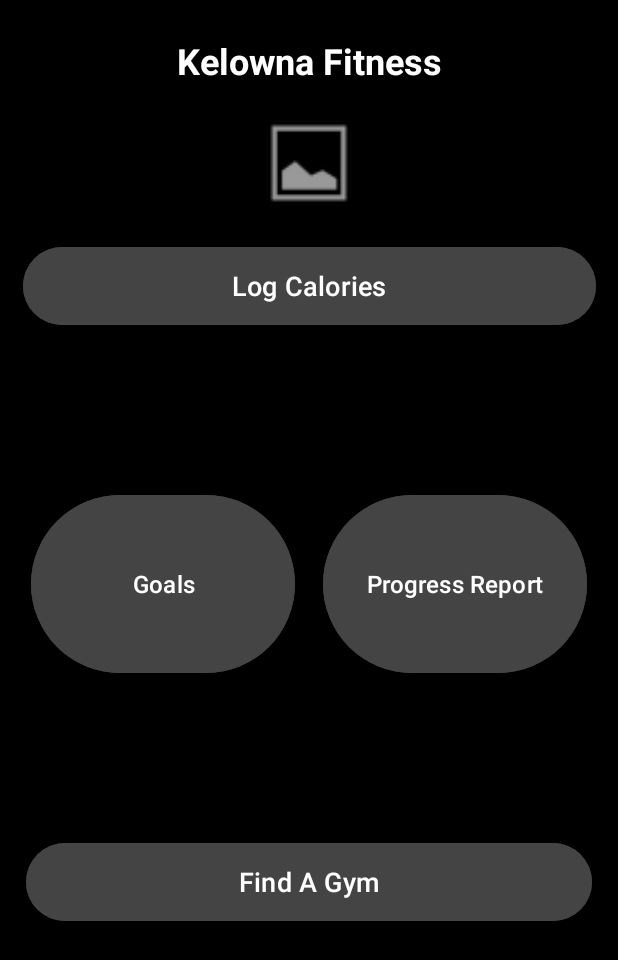
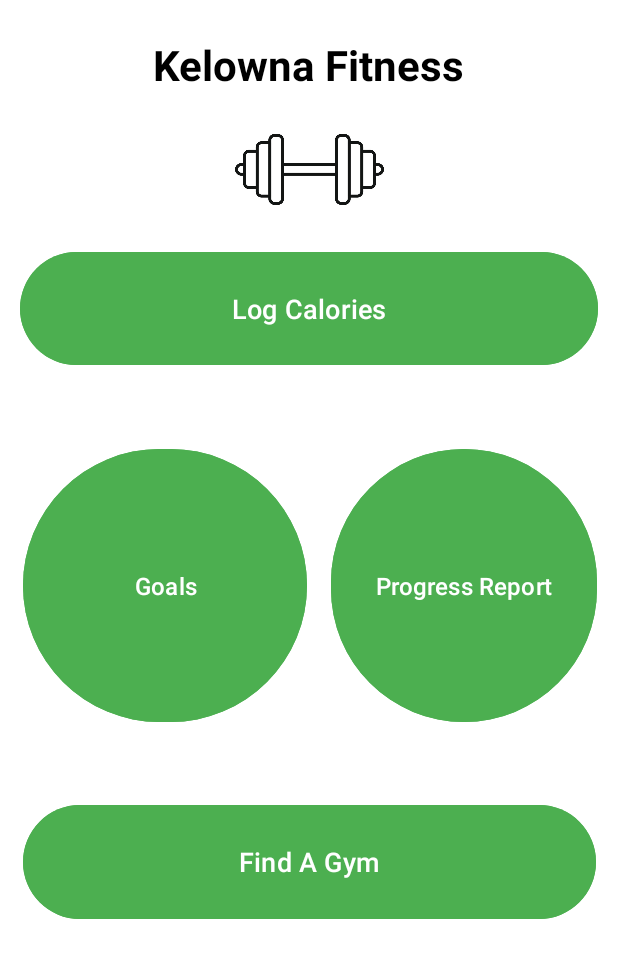
Before and after one commit to MilanBert/Kelowna-Fitness-Prototype, an Android app: the screen it shows after launch (MainActivity), on a phone screen of 412 x 824 dp. Shown: the top 960 px of the screen. Run offline under Robolectric (Android 15) with nearby library versions, the phone set to English and light mode, and no system bars.

Commit message:
made cosmetic updates to main page

```diff
--- a/app/src/main/res/layout/activity_main.xml
+++ b/app/src/main/res/layout/activity_main.xml
@@ -1,11 +1,12 @@
 <?xml version="1.0" encoding="utf-8"?>
-<androidx.constraintlayout.widget.ConstraintLayout xmlns:android="http://schemas.android.com/apk/res/android"
+<androidx.constraintlayout.widget.ConstraintLayout
+    xmlns:android="http://schemas.android.com/apk/res/android"
     xmlns:app="http://schemas.android.com/apk/res-auto"
     xmlns:tools="http://schemas.android.com/tools"
     android:id="@+id/main"
     android:layout_width="match_parent"
     android:layout_height="match_parent"
-    android:background="#000000"
+    android:background="#FFFFFF"
     tools:context=".MainActivity">
 
     <!-- App Title -->
@@ -15,20 +16,20 @@
 android:layout_height="wrap_content"
 android:layout_marginTop="24dp"
 android:text="Kelowna Fitness"
-        android:textColor="#FFFFFF"
-        android:textSize="24sp"
+android:textColor="#000000"
+    android:textSize="28sp"
     android:textStyle="bold"
     app:layout_constraintEnd_toEndOf="parent"
     app:layout_constraintStart_toStartOf="parent"
     app:layout_constraintTop_toTopOf="parent" />
 
-    <!-- Logo -->
+    <!-- Dumbbell Image -->
     <ImageView
-        android:id="@+id/icon"
-        android:layout_width="72dp"
-        android:layout_height="72dp"
+        android:id="@+id/dumbbellImage"
+        android:layout_width="99dp"
+        android:layout_height="70dp"
         android:layout_marginTop="16dp"
-        android:src="@android:drawable/ic_menu_gallery"
+        android:src="@drawable/dumbbell"
         app:layout_constraintEnd_toEndOf="parent"
         app:layout_constraintStart_toStartOf="parent"
         app:layout_constraintTop_toBottomOf="@id/appTitle" />
@@ -36,26 +37,23 @@
     <!-- Log Calories Button -->
     <Button
         android:id="@+id/logCaloriesButton"
-        android:layout_width="382dp"
-        android:layout_height="60dp"
+        android:layout_width="385dp"
+        android:layout_height="83dp"
         android:layout_marginHorizontal="16dp"
         android:layout_marginTop="16dp"
-        android:backgroundTint="#444444"
+        android:backgroundTint="#4CAF50"
         android:text="Log Calories"
         android:textColor="#FFFFFF"
         android:textSize="18sp"
         app:layout_constraintEnd_toEndOf="parent"
         app:layout_constraintStart_toStartOf="parent"
-        app:layout_constraintTop_toBottomOf="@id/icon" />
+        app:layout_constraintTop_toBottomOf="@id/dumbbellImage" />
 
     <!-- Middle Button Container -->
-
-    <!-- Find a Gym Button -->
-
     <androidx.constraintlayout.widget.ConstraintLayout
         android:id="@+id/middleButtonContainer"
-        android:layout_width="392dp"
-        android:layout_height="281dp"
+        android:layout_width="390dp"
+        android:layout_height="229dp"
         android:layout_marginTop="28dp"
         app:layout_constraintEnd_toEndOf="parent"
         app:layout_constraintStart_toStartOf="parent"
@@ -64,10 +62,10 @@
         <!-- Goals Button (Square) -->
         <Button
             android:id="@+id/goalsButton"
-            android:layout_width="0dp"
-            android:layout_height="0dp"
+            android:layout_width="189dp"
+            android:layout_height="190dp"
             android:layout_margin="8dp"
-            android:backgroundTint="#444444"
+            android:backgroundTint="#4CAF50"
             android:text="Goals"
             android:textColor="#FFFFFF"
             android:textSize="16sp"
@@ -81,10 +79,10 @@
         <!-- Progress Report Button (Square) -->
         <Button
             android:id="@+id/progressReportButton"
-            android:layout_width="0dp"
-            android:layout_height="0dp"
+            android:layout_width="177dp"
+            android:layout_height="190dp"
             android:layout_margin="8dp"
-            android:backgroundTint="#444444"
+            android:backgroundTint="#4CAF50"
             android:text="Progress Report"
             android:textColor="#FFFFFF"
             android:textSize="16sp"
@@ -96,13 +94,14 @@
             app:layout_constraintWidth_percent="0.45" />
     </androidx.constraintlayout.widget.ConstraintLayout>
 
+    <!-- Find A Gym Button -->
     <Button
         android:id="@+id/findGymButton"
-        android:layout_width="377dp"
-        android:layout_height="60dp"
+        android:layout_width="382dp"
+        android:layout_height="84dp"
         android:layout_marginHorizontal="16dp"
         android:layout_marginTop="28dp"
-        android:backgroundTint="#444444"
+        android:backgroundTint="#4CAF50"
         android:text="Find A Gym"
         android:textColor="#FFFFFF"
         android:textSize="18sp"
@@ -110,5 +109,4 @@
         app:layout_constraintHorizontal_bias="0.47"
         app:layout_constraintStart_toStartOf="parent"
         app:layout_constraintTop_toBottomOf="@id/middleButtonContainer" />
-
     </androidx.constraintlayout.widget.ConstraintLayout>
```
Also changed, not shown: app/src/main/res/drawable/dumbbell.jpg (added). Lines whose indentation alone changed are shown as unchanged.
